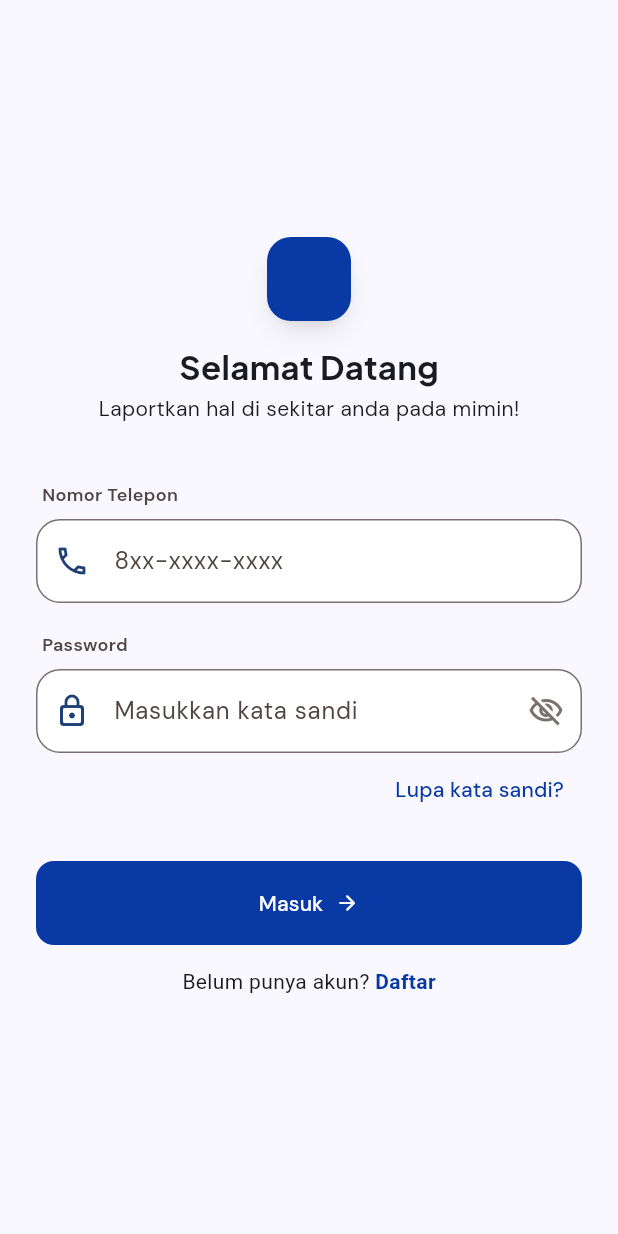
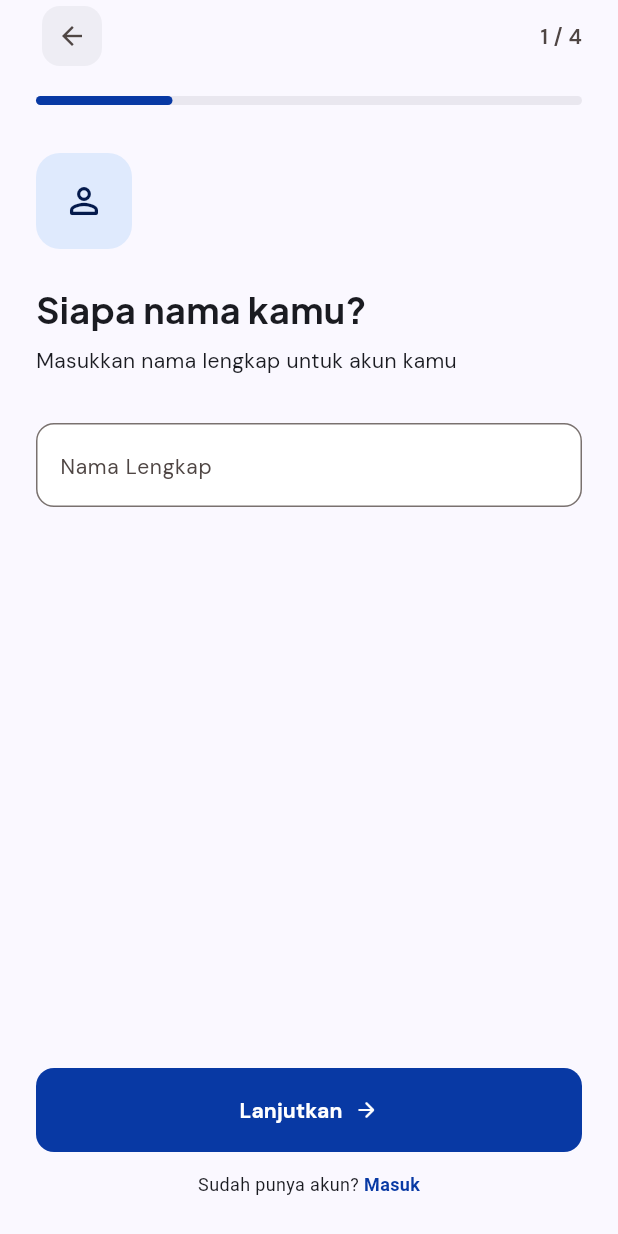
Before and after one commit to JavierGavra/lapormin, a Flutter app: the screen it shows after launch, after a tap on an icon or button, on a phone screen of 412 x 824 dp. Run offline on Flutter 3.47's test engine with Material 3 defaults, Android fonts, the phone set to English and light mode, and no system bars; our stand-ins replace dartz, equatable, page_transition, supabase_flutter; accounts and stored records are empty.

Commit message:
faet: [JG] Add register page

````diff
--- /dev/null
+++ b/lib/core/utils/app_text_style/app_text_style.dart
@@ -0,0 +1,220 @@
+import 'dart:ui';
+import 'package:flutter/painting.dart';
+
+/// Helper class untuk TextStyle yang otomatis menyetel [fontSize] dan [height]
+/// sesuai design system Figma.
+///
+/// Mapping fontSize → lineHeight:
+/// ```
+/// 12 → 16  |  13 → 16  |  14 → 20  |  15 → 20
+/// 16 → 24  |  22 → 28  |  24 → 32
+/// ```
+///
+/// Cara pakai:
+/// ```dart
+/// // Tanpa atribut tambahan
+/// Text('Hello', style: AppTextStyle.s14())
+///
+/// // Dengan atribut tambahan (fontSize & height tetap otomatis)
+/// Text('Hello', style: AppTextStyle.s14(
+///   color: Colors.red,
+///   fontWeight: FontWeight.bold,
+/// ))
+/// ```
+abstract final class AppTextStyle {
+  static TextStyle s12({
+    Color? color,
+    FontWeight? fontWeight,
+    FontStyle? fontStyle,
+    double? letterSpacing,
+    double? wordSpacing,
+    Color? backgroundColor,
+    String? fontFamily,
+    TextOverflow? overflow,
+    bool inherit = true,
+  }) => _build(
+    fontSize: 12,
+    lineHeight: 16,
+    color: color,
+    fontWeight: fontWeight,
+    fontStyle: fontStyle,
+    letterSpacing: letterSpacing,
+    wordSpacing: wordSpacing,
+    backgroundColor: backgroundColor,
+    fontFamily: fontFamily,
+    overflow: overflow,
+    inherit: inherit,
+  );
+
+  static TextStyle s13({
+    Color? color,
+    FontWeight? fontWeight,
+    FontStyle? fontStyle,
+    double? letterSpacing,
+    double? wordSpacing,
+    Color? backgroundColor,
+    String? fontFamily,
+    TextOverflow? overflow,
+    bool inherit = true,
+  }) => _build(
+    fontSize: 13,
+    lineHeight: 16,
+    color: color,
+    fontWeight: fontWeight,
+    fontStyle: fontStyle,
+    letterSpacing: letterSpacing,
+    wordSpacing: wordSpacing,
+    backgroundColor: backgroundColor,
+    fontFamily: fontFamily,
+    overflow: overflow,
+    inherit: inherit,
+  );
+
+  static TextStyle s14({
+    Color? color,
+    FontWeight? fontWeight,
+    FontStyle? fontStyle,
+    double? letterSpacing,
+    double? wordSpacing,
+    Color? backgroundColor,
+    String? fontFamily,
+    TextOverflow? overflow,
+    bool inherit = true,
+  }) => _build(
+    fontSize: 14,
+    lineHeight: 20,
+    color: color,
+    fontWeight: fontWeight,
+    fontStyle: fontStyle,
+    letterSpacing: letterSpacing,
+    wordSpacing: wordSpacing,
+    backgroundColor: backgroundColor,
+    fontFamily: fontFamily,
+    overflow: overflow,
+    inherit: inherit,
+  );
+
+  static TextStyle s15({
+    Color? color,
+    FontWeight? fontWeight,
+    FontStyle? fontStyle,
+    double? letterSpacing,
+    double? wordSpacing,
+    Color? backgroundColor,
+    String? fontFamily,
+    TextOverflow? overflow,
+    bool inherit = true,
+  }) => _build(
+    fontSize: 15,
+    lineHeight: 20,
+    color: color,
+    fontWeight: fontWeight,
+    fontStyle: fontStyle,
+    letterSpacing: letterSpacing,
+    wordSpacing: wordSpacing,
+    backgroundColor: backgroundColor,
+    fontFamily: fontFamily,
+    overflow: overflow,
+    inherit: inherit,
+  );
+
+  static TextStyle s16({
+    Color? color,
+    FontWeight? fontWeight,
+    FontStyle? fontStyle,
+    double? letterSpacing,
+    double? wordSpacing,
+    Color? backgroundColor,
+    String? fontFamily,
+    TextOverflow? overflow,
+    bool inherit = true,
+  }) => _build(
+    fontSize: 16,
+    lineHeight: 24,
+    color: color,
+    fontWeight: fontWeight,
+    fontStyle: fontStyle,
+    letterSpacing: letterSpacing,
+    wordSpacing: wordSpacing,
+    backgroundColor: backgroundColor,
+    fontFamily: fontFamily,
+    overflow: overflow,
+    inherit: inherit,
+  );
+
+  static TextStyle s22({
+    Color? color,
+    FontWeight? fontWeight,
+    FontStyle? fontStyle,
+    double? letterSpacing,
+    double? wordSpacing,
+    Color? backgroundColor,
+    String? fontFamily,
+    TextOverflow? overflow,
+    bool inherit = true,
+  }) => _build(
+    fontSize: 22,
+    lineHeight: 28,
+    color: color,
+    fontWeight: fontWeight,
+    fontStyle: fontStyle,
+    letterSpacing: letterSpacing,
+    wordSpacing: wordSpacing,
+    backgroundColor: backgroundColor,
+    fontFamily: fontFamily,
+    overflow: overflow,
+    inherit: inherit,
+  );
+
+  static TextStyle s24({
+    Color? color,
+    FontWeight? fontWeight,
+    FontStyle? fontStyle,
+    double? letterSpacing,
+    double? wordSpacing,
+    Color? backgroundColor,
+    String? fontFamily,
+    TextOverflow? overflow,
+    bool inherit = true,
+  }) => _build(
+    fontSize: 24,
+    lineHeight: 32,
+    color: color,
+    fontWeight: fontWeight,
+    fontStyle: fontStyle,
+    letterSpacing: letterSpacing,
+    wordSpacing: wordSpacing,
+    backgroundColor: backgroundColor,
+    fontFamily: fontFamily,
+    overflow: overflow,
+    inherit: inherit,
+  );
+
+  static TextStyle _build({
+    required double fontSize,
+    required double lineHeight,
+    Color? color,
+    FontWeight? fontWeight,
+    FontStyle? fontStyle,
+    double? letterSpacing,
+    double? wordSpacing,
+    Color? backgroundColor,
+    String? fontFamily,
+    TextOverflow? overflow,
+    bool inherit = true,
+  }) {
+    return TextStyle(
+      inherit: inherit,
+      color: color,
+      backgroundColor: backgroundColor,
+      fontSize: fontSize,
+      height: lineHeight / fontSize,
+      fontWeight: fontWeight,
+      fontStyle: fontStyle,
+      letterSpacing: letterSpacing,
+      wordSpacing: wordSpacing,
+      fontFamily: fontFamily,
+      overflow: overflow,
+    );
+  }
+}
--- /dev/null
+++ b/lib/core/widgets/app_back_button/app_back_button.dart
@@ -0,0 +1,22 @@
+import 'package:flutter/material.dart';
+
+class AppBackButton extends StatelessWidget {
+  final void Function()? onPressed;
+
+  const AppBackButton({super.key, this.onPressed});
+
+  @override
+  Widget build(BuildContext context) {
+    final color = Theme.of(context).colorScheme;
+    return BackButton(
+      onPressed: onPressed,
+      style: ButtonStyle(
+        backgroundColor: WidgetStatePropertyAll<Color>(color.surfaceContainer),
+        shape: WidgetStatePropertyAll<RoundedRectangleBorder>(
+          RoundedRectangleBorder(borderRadius: BorderRadius.circular(12)),
+        ),
+        iconSize: WidgetStatePropertyAll<double>(20),
+      ),
+    );
+  }
+}
--- /dev/null
+++ b/lib/core/widgets/app_filled_button/app_filled_button.dart
@@ -0,0 +1,54 @@
+import 'package:flutter/material.dart';
+import '../../utils/app_text_style/app_text_style.dart';
+
+class AppFilledButton extends StatelessWidget {
+  final String text;
+  final double? iconSize;
+  final IconData? prefixIcon;
+  final IconData? suffixIcon;
+  final void Function()? onPressed;
+  final void Function()? onLongPress;
+  final void Function(bool)? onHover;
+  final void Function(bool)? onFocusChange;
+
+  const AppFilledButton({
+    super.key,
+    required this.text,
+    this.iconSize,
+    this.prefixIcon,
+    this.suffixIcon,
+    required this.onPressed,
+    this.onLongPress,
+    this.onHover,
+    this.onFocusChange,
+  });
+
+  double get _effectiveIconSize => iconSize ?? 20;
+
+  @override
+  Widget build(BuildContext context) {
+    return SizedBox(
+      height: 56,
+      child: FilledButton(
+        onPressed: onPressed,
+        onLongPress: onLongPress,
+        onHover: onHover,
+        onFocusChange: onFocusChange,
+        style: FilledButton.styleFrom(
+          shape: RoundedRectangleBorder(
+            borderRadius: BorderRadius.circular(12),
+          ),
+        ),
+        child: Row(
+          mainAxisAlignment: MainAxisAlignment.center,
+          spacing: 8,
+          children: [
+            if (prefixIcon != null) Icon(prefixIcon, size: _effectiveIconSize),
+            Text(text, style: AppTextStyle.s14(fontWeight: FontWeight.w700)),
+            if (suffixIcon != null) Icon(suffixIcon, size: _effectiveIconSize),
+          ],
+        ),
+      ),
+    );
+  }
+}
--- /dev/null
+++ b/lib/core/widgets/progress_bar/progress_bar.dart
@@ -0,0 +1,44 @@
+import 'package:flutter/material.dart';
+
+class ProgressBar extends StatefulWidget {
+  final double progress;
+  final Curve curve;
+
+  const ProgressBar({
+    super.key,
+    required this.progress,
+    this.curve = Curves.easeInOut,
+  });
+
+  @override
+  State<ProgressBar> createState() => _ProgressBarState();
+}
+
+class _ProgressBarState extends State<ProgressBar> {
+  @override
+  Widget build(BuildContext context) {
+    final color = Theme.of(context).colorScheme;
+    return LayoutBuilder(
+      builder: (context, constraints) {
+        return Container(
+          height: 6,
+          width: constraints.maxWidth,
+          decoration: BoxDecoration(
+            color: color.surfaceContainerHigh,
+            borderRadius: BorderRadius.circular(6),
+          ),
+          alignment: Alignment.centerLeft,
+          child: AnimatedContainer(
+            duration: const Duration(milliseconds: 300),
+            curve: widget.curve,
+            width: widget.progress * constraints.maxWidth,
+            decoration: BoxDecoration(
+              color: color.primary,
+              borderRadius: BorderRadius.circular(6),
+            ),
+          ),
+        );
+      },
+    );
+  }
+}
--- a/lib/features/auth/data/data_sources/auth_remote_data_source.dart
+++ b/lib/features/auth/data/data_sources/auth_remote_data_source.dart
@@ -62,7 +62,7 @@ class AuthRemoteDataSourceImpl implements AuthRemoteDataSource {
   }
 
   @override
-  Future<bool> verifyRegistrationOTP(String phone, otpCode) async {
+  Future<bool> verifyRegistrationOTP(String phone, String otpCode) async {
     try {
       final AuthResponse response = await supabase.auth.verifyOTP(
         type: OtpType.sms,
@@ -70,7 +70,6 @@ class AuthRemoteDataSourceImpl implements AuthRemoteDataSource {
         token: otpCode,
       );
 
-      // Jika berhasil, user otomatis berstatus login dan akunnya terverifikasi.
       print('Verifikasi sukses! Token: ${response.session?.accessToken}');
       return true;
     } on AuthException catch (e) {
--- a/lib/features/auth/presentasion/pages/login_page.dart
+++ b/lib/features/auth/presentasion/pages/login_page.dart
@@ -1,4 +1,9 @@
 import 'package:flutter/material.dart';
+import 'package:lapormin/core/utils/app_text_style/app_text_style.dart';
+import 'package:lapormin/core/widgets/app_filled_button/app_filled_button.dart';
+import 'package:page_transition/page_transition.dart';
+
+import 'register_page.dart';
 
 class LoginPage extends StatelessWidget {
   const LoginPage({super.key});
@@ -39,17 +44,15 @@ class LoginPage extends StatelessWidget {
                 const SizedBox(height: 16),
                 Text(
                   "Selamat Datang",
-                  style: TextStyle(
-                    fontSize: 22,
-                    height: 1.272,
+                  style: AppTextStyle.s22(
                     fontWeight: FontWeight.w700,
                     fontFamily: "Plus Jakarta Sans",
                   ),
                 ),
                 const SizedBox(height: 4),
-                const Text(
+                Text(
                   "Laportkan hal di sekitar anda pada mimin!",
-                  style: TextStyle(fontSize: 14, height: 1.428),
+                  style: AppTextStyle.s14(),
                 ),
                 const SizedBox(height: 40),
 
@@ -60,9 +63,7 @@ class LoginPage extends StatelessWidget {
                       padding: const EdgeInsets.only(left: 4),
                       child: Text(
                         "Nomor Telepon",
-                        style: TextStyle(
-                          fontSize: 12,
-                          height: 1.333,
+                        style: AppTextStyle.s12(
                           fontWeight: FontWeight.w600,
                           color: color.onSurfaceVariant,
                         ),
@@ -79,15 +80,15 @@ class LoginPage extends StatelessWidget {
                           color: color.secondary,
                         ),
                         enabledBorder: OutlineInputBorder(
-                          borderRadius: BorderRadius.circular(16),
+                          borderRadius: BorderRadius.circular(12),
                           borderSide: BorderSide(color: color.outline),
                         ),
                         border: OutlineInputBorder(
-                          borderRadius: BorderRadius.circular(16),
+                          borderRadius: BorderRadius.circular(12),
                           borderSide: BorderSide(color: color.outline),
                         ),
                         errorBorder: OutlineInputBorder(
-                          borderRadius: BorderRadius.circular(16),
+                          borderRadius: BorderRadius.circular(12),
                           borderSide: BorderSide(color: color.error),
                         ),
                       ),
@@ -103,9 +104,7 @@ class LoginPage extends StatelessWidget {
                       padding: const EdgeInsets.only(left: 4),
                       child: Text(
                         "Password",
-                        style: TextStyle(
-                          fontSize: 12,
-                          height: 1.333,
+                        style: AppTextStyle.s12(
                           fontWeight: FontWeight.w600,
                           color: color.onSurfaceVariant,
                         ),
@@ -128,15 +127,15 @@ class LoginPage extends StatelessWidget {
                           color: color.outline,
                         ),
                         enabledBorder: OutlineInputBorder(
-                          borderRadius: BorderRadius.circular(16),
+                          borderRadius: BorderRadius.circular(12),
                           borderSide: BorderSide(color: color.outline),
                         ),
                         border: OutlineInputBorder(
-                          borderRadius: BorderRadius.circular(16),
+                          borderRadius: BorderRadius.circular(12),
                           borderSide: BorderSide(color: color.outline),
                         ),
                         errorBorder: OutlineInputBorder(
-                          borderRadius: BorderRadius.circular(16),
+                          borderRadius: BorderRadius.circular(12),
                           borderSide: BorderSide(color: color.error),
                         ),
                       ),
@@ -147,32 +146,24 @@ class LoginPage extends StatelessWidget {
                   alignment: Alignment.bottomRight,
                   child: TextButton(
                     onPressed: () {},
-                    child: Text("Lupa kata sandi?"),
+                    child: Text("Lupa kata sandi?", style: AppTextStyle.s12()),
                   ),
                 ),
                 const SizedBox(height: 24),
-                SizedBox(
-                  height: 56,
-                  child: FilledButton(
-                    onPressed: () {},
-                    style: FilledButton.styleFrom(
-                      shape: RoundedRectangleBorder(
-                        borderRadius: BorderRadius.circular(12),
-                      ),
-                    ),
-                    child: Row(
-                      mainAxisAlignment: MainAxisAlignment.center,
-                      children: const [
-                        Text("Masuk"),
-                        SizedBox(width: 8),
-                        Icon(Icons.arrow_forward_rounded, size: 16),
-                      ],
-                    ),
-                  ),
+                AppFilledButton(
+                  text: "Masuk",
+                  onPressed: () {},
+                  suffixIcon: Icons.arrow_forward_rounded,
+                  iconSize: 16,
                 ),
                 const SizedBox(height: 12),
                 GestureDetector(
-                  onTap: () {},
+                  onTap: () {
+                    context.pushTransition(
+                      type: PageTransitionType.rightToLeftWithFade,
+                      child: const RegisterPage(),
+                    );
+                  },
                   child: Padding(
                     padding: const EdgeInsets.symmetric(vertical: 2),
                     child: Text.rich(
@@ -187,7 +178,7 @@ class LoginPage extends StatelessWidget {
                             ),
                           ),
                         ],
-                        style: const TextStyle(fontSize: 14, height: 1.428),
+                        style: AppTextStyle.s12(),
                       ),
                     ),
                   ),
--- /dev/null
+++ b/lib/features/auth/presentasion/pages/register_page.dart
@@ -0,0 +1,217 @@
+import 'package:flutter/material.dart';
+import 'package:lapormin/core/utils/app_text_style/app_text_style.dart';
+import 'package:lapormin/core/widgets/app_back_button/app_back_button.dart';
+import 'package:lapormin/core/widgets/app_filled_button/app_filled_button.dart';
+import 'package:lapormin/core/widgets/progress_bar/progress_bar.dart';
+import 'package:page_transition/page_transition.dart';
+
+class RegisterPage extends StatefulWidget {
+  const RegisterPage({super.key});
+
+  @override
+  State<RegisterPage> createState() => _RegisterPageState();
+}
+
+class _RegisterPageState extends State<RegisterPage> {
+  final pageController = PageController();
+  int currentStep = 1;
+
+  List<Widget> get steps => [
+    _buildStep(
+      icon: Icons.person_outline_rounded,
+      title: "Siapa nama kamu?",
+      description: "Masukkan nama lengkap untuk akun kamu",
+    ),
+    _buildStep(
+      icon: Icons.phone_outlined,
+      title: "Nomor telepon",
+      description: "Kami akan mengirim kode verifikasi ke nomor ini",
+    ),
+    _buildStep(
+      icon: Icons.lock_outline_rounded,
+      title: "Buat kata sandi",
+      description: "Minimal 8 karakter untuk keamanan akun",
+    ),
+    _buildStep(
+      icon: Icons.verified_user_outlined,
+      title: "Verifikasi OTP",
+      description: "Masukkan kode 6 digit yang dikirim ke nomor kamu",
+    ),
+  ];
+
+  void _nextStep() {
+    if (currentStep < steps.length) {
+      setState(() => currentStep++);
+      pageController.nextPage(
+        duration: Duration(milliseconds: 300),
+        curve: Curves.ease,
+      );
+    } else {
+      // Handle completion logic
+    }
+  }
+
+  void _prevStep() {
+    if (currentStep > 1) {
+      setState(() => currentStep--);
+      pageController.previousPage(
+        duration: Duration(milliseconds: 300),
+        curve: Curves.ease,
+      );
+    } else {
+      Navigator.pop(context);
+    }
+  }
+
+  @override
+  Widget build(BuildContext context) {
+    return Scaffold(
+      body: PopScope(
+        canPop: currentStep < 1,
+        onPopInvokedWithResult: (didPop, result) {
+          if (didPop) return;
+          _prevStep();
+        },
+        child: SafeArea(
+          child: Column(
+            children: [
+              _buildHeader(),
+              const SizedBox(height: 32),
+              Expanded(
+                child: PageView(
+                  physics: const NeverScrollableScrollPhysics(),
+                  controller: pageController,
+                  children: steps,
+                ),
+              ),
+              _buildButton(),
+            ],
+          ),
+        ),
+      ),
+    );
+  }
+
+  Widget _buildHeader() {
+    final color = Theme.of(context).colorScheme;
+    return Padding(
+      padding: EdgeInsets.symmetric(horizontal: 24),
+      child: Column(
+        children: [
+          Row(
+            mainAxisAlignment: MainAxisAlignment.spaceBetween,
+            children: [
+              AppBackButton(),
+              Text(
+                "$currentStep / 4",
+                style: AppTextStyle.s14(
+                  color: color.onSurfaceVariant,
+                  fontWeight: FontWeight.w600,
+                ),
+              ),
+            ],
+          ),
+          const SizedBox(height: 16),
+          ProgressBar(progress: currentStep / 4),
+        ],
+      ),
+    );
+  }
+
+  Widget _buildStep({
+    required IconData icon,
+    required String title,
+    required String description,
+  }) {
+    final color = Theme.of(context).colorScheme;
+    return Padding(
+      padding: const EdgeInsets.symmetric(horizontal: 24),
+      child: Column(
+        crossAxisAlignment: CrossAxisAlignment.start,
+        children: [
+          Container(
+            height: 64,
+            width: 64,
+            decoration: BoxDecoration(
+              color: color.primaryContainer,
+              borderRadius: BorderRadius.circular(16),
+            ),
+            child: Icon(icon, color: color.onPrimaryContainer, size: 28),
+          ),
+          const SizedBox(height: 24),
+          Text(
+            title,
+            style: AppTextStyle.s24(
+              fontWeight: FontWeight.w700,
+              fontFamily: "Plus Jakarta Sans",
+            ),
+          ),
+          const SizedBox(height: 8),
+          Text(description, style: AppTextStyle.s14()),
+          const SizedBox(height: 32),
+          TextFormField(
+            obscureText: true,
+            decoration: InputDecoration(
+              hintText: "Nama Lengkap",
+              hintStyle: AppTextStyle.s14(color: color.onSurfaceVariant),
+              filled: true,
+              fillColor: color.surfaceContainerLowest,
+              enabledBorder: OutlineInputBorder(
+                borderRadius: BorderRadius.circular(12),
+                borderSide: BorderSide(color: color.outline),
+              ),
+              border: OutlineInputBorder(
+                borderRadius: BorderRadius.circular(12),
+                borderSide: BorderSide(color: color.outline),
+              ),
+              errorBorder: OutlineInputBorder(
+                borderRadius: BorderRadius.circular(12),
+                borderSide: BorderSide(color: color.error),
+              ),
+            ),
+          ),
+        ],
+      ),
+    );
+  }
+
+  Widget _buildButton() {
+    final color = Theme.of(context).colorScheme;
+    return Padding(
+      padding: EdgeInsets.fromLTRB(24, 0, 24, 24),
+      child: Column(
+        children: [
+          AppFilledButton(
+            text: "Lanjutkan",
+            onPressed: _nextStep,
+            suffixIcon: Icons.arrow_forward_rounded,
+            iconSize: 16,
+          ),
+          const SizedBox(height: 12),
+          if (currentStep == 1)
+            GestureDetector(
+              onTap: () => Navigator.pop(context),
+              child: Padding(
+                padding: const EdgeInsets.symmetric(vertical: 2),
+                child: Text.rich(
+                  TextSpan(
+                    text: "Sudah punya akun? ",
+                    children: [
+                      TextSpan(
+                        text: "Masuk",
+                        style: TextStyle(
+                          color: color.primary,
+                          fontWeight: FontWeight.w600,
+                        ),
+                      ),
+                    ],
+                    style: AppTextStyle.s12(),
+                  ),
+                ),
+              ),
+            ),
+        ],
+      ),
+    );
+  }
+}
````
